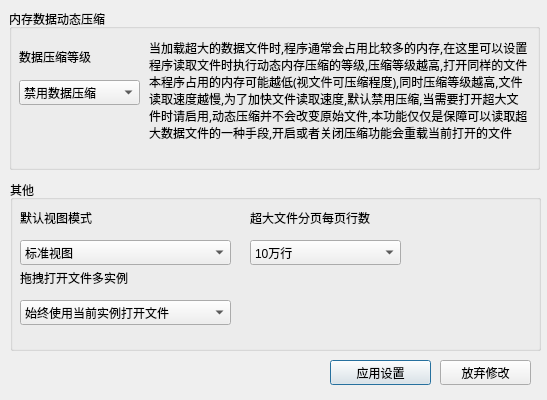
Qt form src/dialogpreference.ui (cnldw/FinanceFileReader) before a commit.
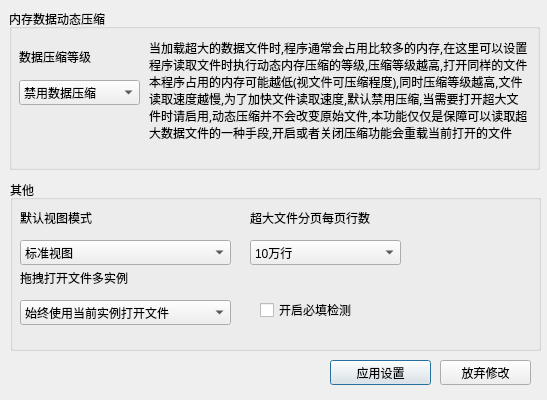
The same form after that commit.

```diff
--- a/src/dialogpreference.ui
+++ b/src/dialogpreference.ui
@@ -263,6 +263,19 @@
      </property>
     </item>
    </widget>
+   <widget class="QCheckBox" name="checkBox">
+    <property name="geometry">
+     <rect>
+      <x>250</x>
+      <y>120</y>
+      <width>131</width>
+      <height>20</height>
+     </rect>
+    </property>
+    <property name="text">
+     <string>开启必填检测</string>
+    </property>
+   </widget>
   </widget>
   <widget class="QPushButton" name="pushButton">
    <property name="geometry">
```
